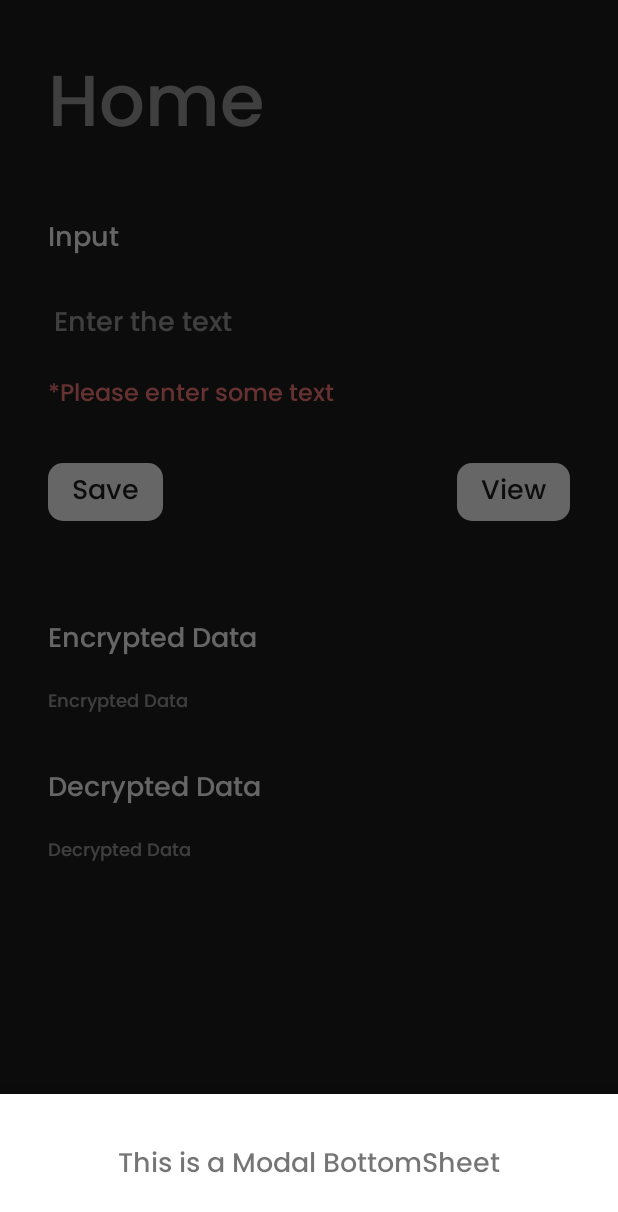
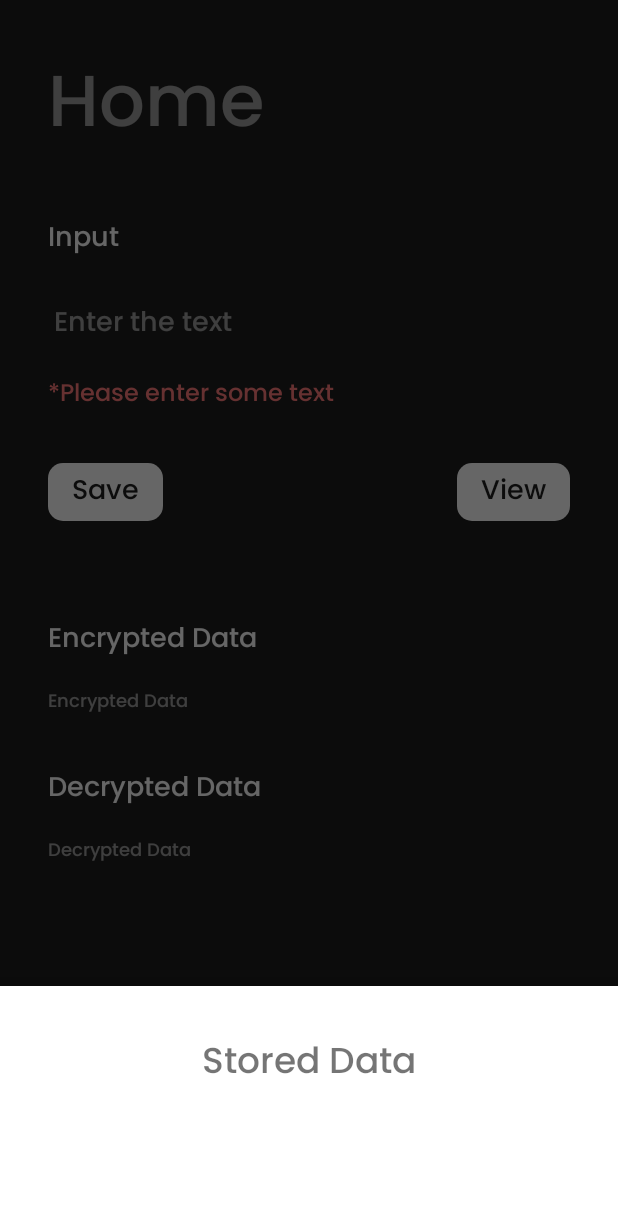
Before and after one commit to PranavPrakasan07/HEDP, an Android app: the Home screen opened directly, with no data from a screen before it, after a tap on "View", on a phone screen of 412 x 824 dp. Shown: the top 1212 px of the screen. Run offline under Robolectric (Android 15) with nearby library versions, the phone set to English and light mode, and no system bars; 1 other tap on this screen came first.

Commit message:
Modal view, fill data

```diff
--- a/app/src/main/AndroidManifest.xml
+++ b/app/src/main/AndroidManifest.xml
@@ -12,7 +12,9 @@
         android:roundIcon="@mipmap/ic_launcher_round"
         android:supportsRtl="true"
         android:theme="@style/Theme.HEDP">
-
+        <activity
+            android:name=".MainActivity"
+            android:exported="false" />
         <activity
             android:name=".Home"
             android:exported="false" />
--- a/app/src/main/java/com/pranavprksn/hedp/Home.kt
+++ b/app/src/main/java/com/pranavprksn/hedp/Home.kt
@@ -14,6 +14,7 @@ import java.util.*
 import com.pranavprksn.hedp.db.DBHandler
 import com.google.android.material.bottomsheet.BottomSheetDialog
 import com.pranavprksn.hedp.db.DBView
+import com.pranavprksn.hedp.models.DataModel
 
 
 class Home : AppCompatActivity() {
@@ -71,6 +72,10 @@ class Home : AppCompatActivity() {
 
         view_button.setOnClickListener {
             val bottomSheet = DBView()
+
+            val dataObjects = dbHandler!!.readData()
+            bottomSheet.fillData(dataObjects)
+
             bottomSheet.show(
                 supportFragmentManager,
                 "ModalBottomSheet"
--- a/app/src/main/java/com/pranavprksn/hedp/db/DBHandler.java
+++ b/app/src/main/java/com/pranavprksn/hedp/db/DBHandler.java
@@ -2,8 +2,13 @@ package com.pranavprksn.hedp.db;
 
 import android.content.ContentValues;
 import android.content.Context;
+import android.database.Cursor;
 import android.database.sqlite.SQLiteDatabase;
 import android.database.sqlite.SQLiteOpenHelper;
+
+import com.pranavprksn.hedp.models.DataModel;
+
+import java.util.ArrayList;
 
 public class DBHandler extends SQLiteOpenHelper {
 
@@ -76,6 +81,33 @@ public class DBHandler extends SQLiteOpenHelper {
         db.close();
     }
 
+
+    public ArrayList<DataModel> readData() {
+        // on below line we are creating a
+        // database for reading our database.
+        SQLiteDatabase db = this.getReadableDatabase();
+
+        // on below line we are creating a cursor with query to read data from database.
+        Cursor cursorData = db.rawQuery("SELECT * FROM " + TABLE_NAME, null);
+
+        // on below line we are creating a new array list.
+        ArrayList<DataModel> dataModalArrayList = new ArrayList<>();
+
+        // moving our cursor to first position.
+        if (cursorData.moveToFirst()) {
+            do {
+                // on below line we are adding the data from cursor to our array list.
+                dataModalArrayList.add(new DataModel(cursorData.getString(1),
+                        cursorData.getString(2)));
+            } while (cursorData.moveToNext());
+            // moving our cursor to next.
+        }
+        // at last closing our cursor
+        // and returning our array list.
+        cursorData.close();
+        return dataModalArrayList;
+    }
+
     @Override
     public void onUpgrade(SQLiteDatabase db, int oldVersion, int newVersion) {
         // this method is called to check if the table exists already.
--- a/app/src/main/java/com/pranavprksn/hedp/db/DBView.java
+++ b/app/src/main/java/com/pranavprksn/hedp/db/DBView.java
@@ -10,8 +10,14 @@ import androidx.annotation.Nullable;
 
 import com.google.android.material.bottomsheet.BottomSheetDialogFragment;
 import com.pranavprksn.hedp.R;
+import com.pranavprksn.hedp.models.DataModel;
+
+import java.util.ArrayList;
 
 public class DBView extends BottomSheetDialogFragment {
+
+    TextView data;
+    String dataString = "";
 
     @Override
     public View onCreateView(LayoutInflater inflater, @Nullable
@@ -20,10 +26,16 @@ public class DBView extends BottomSheetDialogFragment {
         View v = inflater.inflate(R.layout.db_list_view,
                 container, false);
 
-        TextView data = v.findViewById(R.id.data);
-
-
+        data = v.findViewById(R.id.data);
+        data.setText(dataString);
 
         return v;
     }
+
+    public void fillData(ArrayList<DataModel> dataList){
+        for (DataModel dataModel: dataList){
+            dataString += dataModel.getInputText() + ":\n" + dataModel.getEncryptedText() + "\n\n";
+        }
+
+    }
 }
--- a/app/src/main/res/layout/db_list_view.xml
+++ b/app/src/main/res/layout/db_list_view.xml
@@ -8,10 +8,18 @@
     android:padding="16dp">
 
     <TextView
+        android:id="@+id/header"
+        android:layout_width="wrap_content"
+        android:layout_height="wrap_content"
+        android:text="Stored Data"
+        android:layout_margin="16dp"
+        android:textSize="24sp" />
+
+    <TextView
         android:id="@+id/data"
         android:layout_width="wrap_content"
         android:layout_height="wrap_content"
-        android:text="This is a Modal BottomSheet"
+        android:text=""
         android:layout_margin="16dp"
         android:textSize="18sp" />
 
```
Also changed, not shown: app/src/main/java/com/pranavprksn/hedp/MainActivity.java (added, +26 -0 lines), app/src/main/java/com/pranavprksn/hedp/models/DataModel.java (added, +23 -0 lines), app/src/main/res/layout/activity_main.xml (added, +9 -0 lines).
